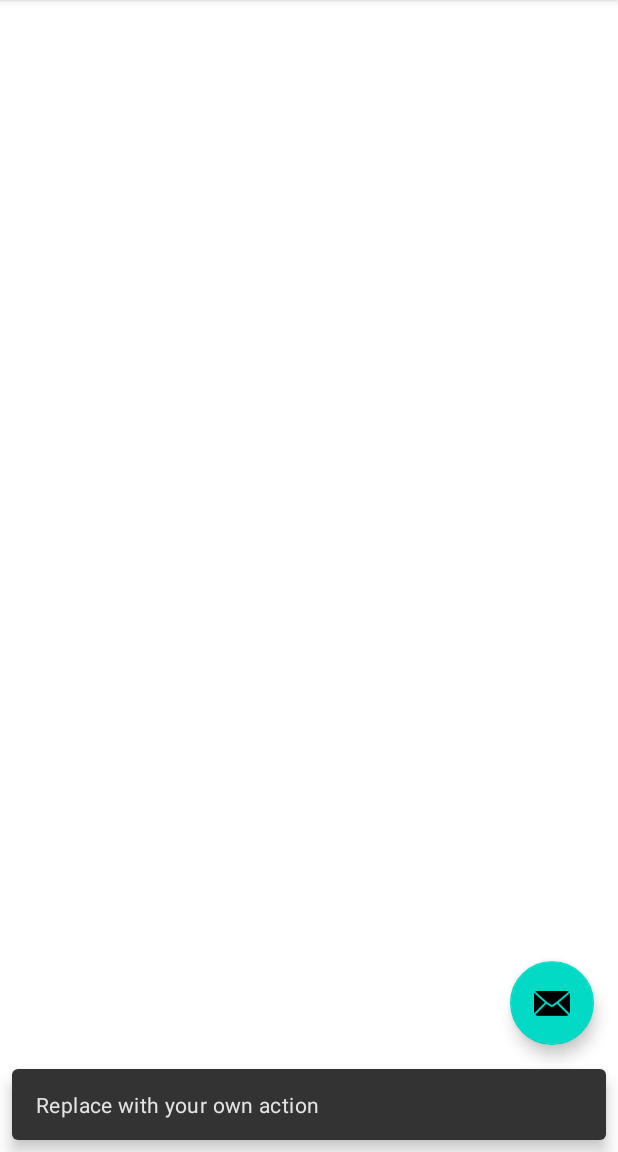
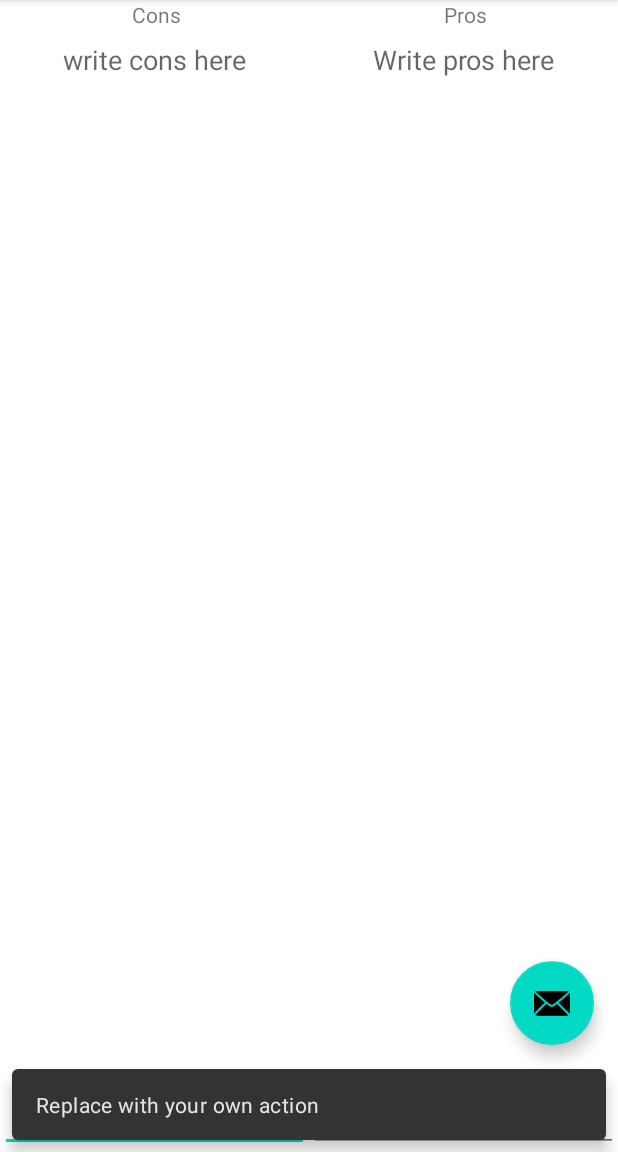
Before and after one commit to AbdallaBadreldin/review-app, an Android app: the ReviewActivity screen opened directly, with no data from a screen before it, after a tap on an icon or button, on a phone screen of 412 x 824 dp, the part 84-1236 px from its top. Run offline under Robolectric (Android 15) with nearby library versions, the phone set to English and light mode, and no system bars; our stand-ins replace navigation-ui.

Commit message:
created simple ui  for review

```diff
--- a/app/src/main/res/layout/content_review.xml
+++ b/app/src/main/res/layout/content_review.xml
@@ -1,9 +1,61 @@
 <?xml version="1.0" encoding="utf-8"?>
-<androidx.constraintlayout.widget.ConstraintLayout xmlns:android="http://schemas.android.com/apk/res/android"
+<LinearLayout xmlns:android="http://schemas.android.com/apk/res/android"
     xmlns:app="http://schemas.android.com/apk/res-auto"
     android:layout_width="match_parent"
     android:layout_height="match_parent"
-    app:layout_behavior="@string/appbar_scrolling_view_behavior">
+    app:layout_behavior="@string/appbar_scrolling_view_behavior"
+    android:orientation="vertical">
+
+    <LinearLayout
+        android:layout_width="match_parent"
+        android:layout_height="wrap_content"
+        android:orientation="horizontal"
+        android:weightSum="2">
+
+        <TextView
+            android:id="@+id/textView"
+            android:layout_width="wrap_content"
+            android:layout_height="wrap_content"
+            android:layout_weight="1"
+            android:gravity="center"
+            android:text="@string/cons" />
+
+        <TextView
+            android:id="@+id/textView4"
+            android:layout_width="wrap_content"
+            android:layout_height="wrap_content"
+            android:layout_weight="1"
+            android:gravity="center"
+            android:text="@string/pros" />
+    </LinearLayout>
+
+    <LinearLayout
+        android:layout_width="match_parent"
+        android:layout_height="match_parent"
+        android:orientation="horizontal"
+        android:weightSum="2">
+
+        <EditText
+            android:padding="8dp"
+            android:gravity="center_horizontal"
+            android:id="@+id/consEdt"
+            android:layout_width="0dp"
+            android:layout_height="match_parent"
+            android:layout_weight="1"
+            android:hint="@string/write_cons_here"
+            android:inputType="textAutoCorrect" />
+
+        <EditText
+            android:inputType="textAutoCorrect"
+            android:padding="8dp"
+            android:gravity="center_horizontal"
+            android:id="@+id/prosEdt"
+            android:layout_width="0dp"
+            android:layout_height="match_parent"
+            android:layout_weight="1"
+            android:hint="@string/write_pros_here"
+            />
+    </LinearLayout>
 
 
-</androidx.constraintlayout.widget.ConstraintLayout>
+</LinearLayout>
--- a/app/src/main/res/values/strings.xml
+++ b/app/src/main/res/values/strings.xml
@@ -13,4 +13,9 @@
 
     <string name="hello_first_fragment">Hello first fragment</string>
     <string name="hello_second_fragment">Hello second fragment. Arg: %1$s</string>
+    <string name="submit_review">Submit review</string>
+    <string name="write_pros_here">Write pros here</string>
+    <string name="write_cons_here">write cons here</string>
+    <string name="pros">Pros</string>
+    <string name="cons">Cons</string>
 </resources>
```
